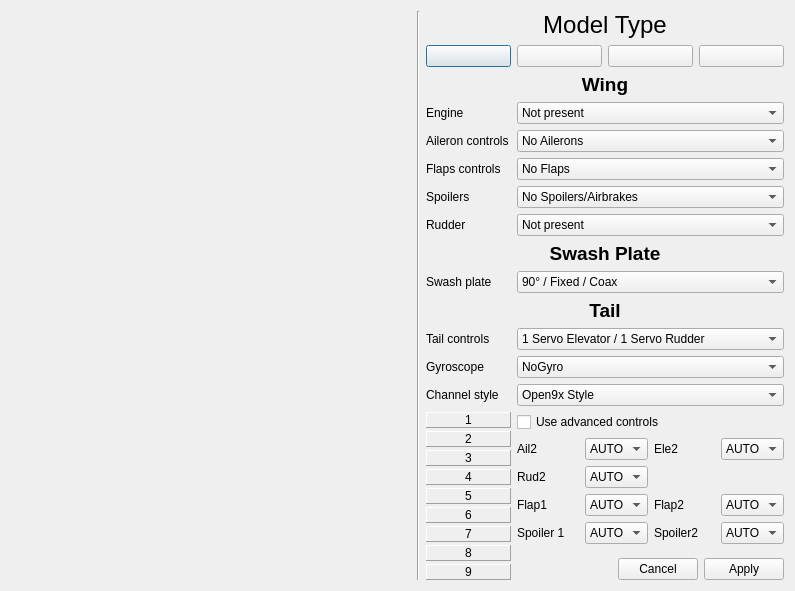
The window that src/modelconfigdialog.ui (roberto1903/companion9x) describes before a commit, drawn with Qt 5.
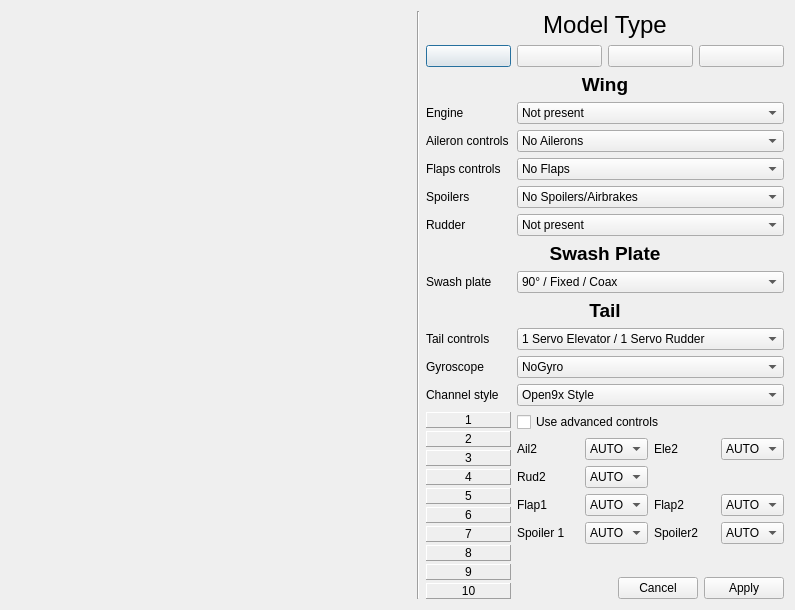
The same window after the commit. Icons and pictures are not drawn.

Patch:
```diff
--- a/src/modelconfigdialog.ui
+++ b/src/modelconfigdialog.ui
@@ -7,7 +7,7 @@
     <x>0</x>
     <y>0</y>
     <width>773</width>
-    <height>572</height>
+    <height>554</height>
    </rect>
   </property>
   <property name="sizePolicy">
@@ -507,7 +507,7 @@
     </widget>
    </item>
    <item row="14" column="2">
-    <layout class="QGridLayout" name="gridLayout_3" rowstretch="0,0,0,0,0,0,0,0,0,0,1">
+    <layout class="QGridLayout" name="gridLayout_3" rowstretch="0,0,0,0,0,0,0,0,0,0,0,0">
      <property name="spacing">
       <number>3</number>
      </property>
@@ -655,7 +655,7 @@
        </property>
       </widget>
      </item>
-     <item row="10" column="0">
+     <item row="11" column="0">
       <spacer name="verticalSpacer_2">
        <property name="orientation">
         <enum>Qt::Vertical</enum>
@@ -668,6 +668,22 @@
        </property>
       </spacer>
      </item>
+     <item row="10" column="0">
+      <widget class="QLabel" name="CH_10">
+       <property name="frameShape">
+        <enum>QFrame::Panel</enum>
+       </property>
+       <property name="frameShadow">
+        <enum>QFrame::Raised</enum>
+       </property>
+       <property name="text">
+        <string>10</string>
+       </property>
+       <property name="alignment">
+        <set>Qt::AlignCenter</set>
+       </property>
+      </widget>
+     </item>
     </layout>
    </item>
    <item row="14" column="3" colspan="3">
```
Left out of the diff: 35 changed lines with no effect on the pictures.
